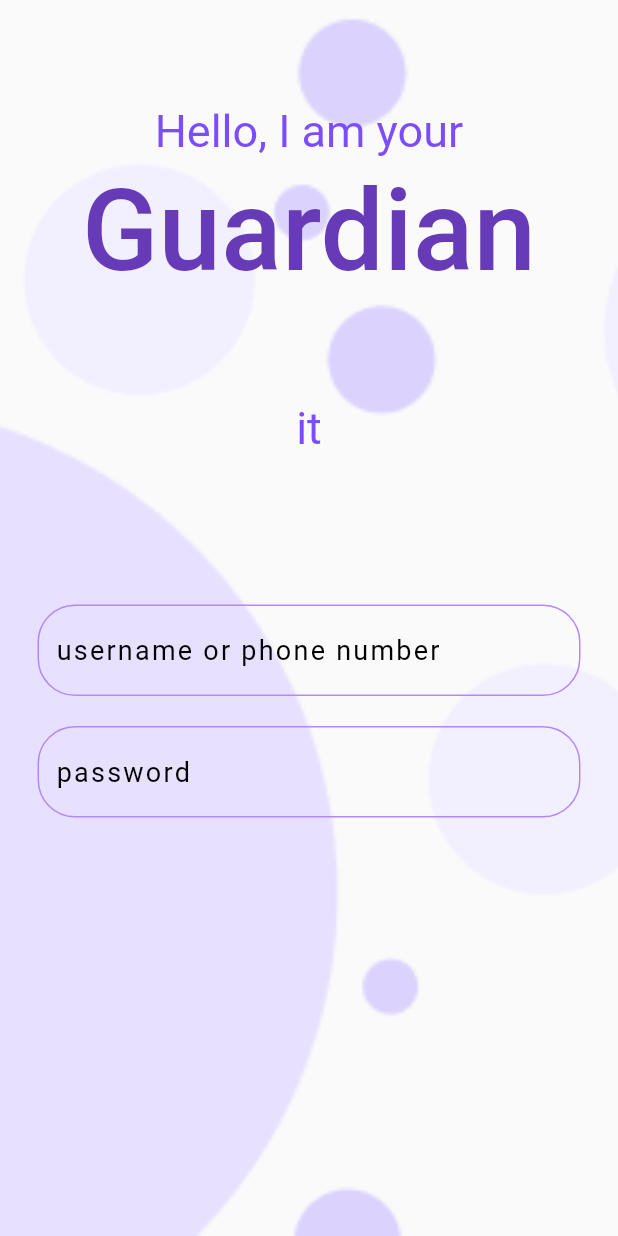
After one commit to AliAkberAakash/guardian, a Flutter app: the signPage screen opened directly, on a phone screen of 412 x 824 dp. The commit adds this screen. Run offline on Flutter 3.47's test engine with Material 2 defaults, Android fonts, the phone set to English and light mode, and no system bars; our stand-ins replace bloc, data_connection_checker, dio, equatable, flutter_bloc, get_it and 3 more; accounts and stored records are empty.

Commit message:
minute changes

```diff
--- a/guardian/lib/main.dart
+++ b/guardian/lib/main.dart
@@ -1,6 +1,6 @@
 import 'package:flutter/material.dart';
 import 'package:guardian/ui/features/login/login.dart';
-//import 'package:guardian/ui/features/welcome/welcome.dart';
+import 'package:google_sign_in/google_sign_in.dart';
 
 void main() => runApp(
     MaterialApp(
@@ -19,3 +19,8 @@ class MyApp extends StatelessWidget {
     );
   }
 }
+
+class _MyAppState extends State<MyApp> {
+
+
+}
--- a/guardian/lib/ui/features/login/login.dart
+++ b/guardian/lib/ui/features/login/login.dart
@@ -1,7 +1,21 @@
 import 'package:flutter/material.dart';
 import 'package:google_fonts/google_fonts.dart';
+import 'package:google_sign_in/google_sign_in.dart';
 
-class LoginPage extends StatelessWidget {
+class LoginPage extends StatefulWidget {
+  @override
+  _LoginPageState createState() => _LoginPageState();
+}
+
+class _LoginPageState extends State<LoginPage> {
+  bool _isLoggedIn = false;
+
+  GoogleSignIn _googleSignIn = GoogleSignIn(scopes: ['email']);
+  @override
+  void initState() {
+
+    super.initState();
+  }
   @override
   Widget build(BuildContext context) {
     return Scaffold(
--- /dev/null
+++ b/guardian/lib/ui/features/sign-up/signUp.dart
@@ -0,0 +1,108 @@
+import 'package:flutter/material.dart';
+import 'package:google_fonts/google_fonts.dart';
+
+class signPage extends StatelessWidget {
+  @override
+  Widget build(BuildContext context) {
+    return Scaffold(
+        resizeToAvoidBottomInset: false,
+        body: Container(
+        decoration: BoxDecoration(
+        image: DecorationImage(
+        image: AssetImage('assets/bubbles.png'), fit: BoxFit.cover),
+    ),
+              child: Center(
+                child: Column(
+                    crossAxisAlignment: CrossAxisAlignment.center,
+                    children: <Widget>[
+                   SizedBox(
+                      height: 70,
+                      ),
+                      Text(
+                      'Hello, I am your',
+                      style: TextStyle(
+                      color: Colors.deepPurpleAccent,
+                      fontSize: 30,
+                      ),
+                      ),
+                      SizedBox(
+                      height: 5,
+                      ),
+                      Text(
+                      'Guardian',
+                      style: GoogleFonts.montserratAlternates(
+                      color: Colors.deepPurple,
+                            fontSize: 75,
+                            fontWeight: FontWeight.w500),
+                            ),
+                      SizedBox(
+                        height: 70,
+                      ),
+                      Text(
+                        'it',
+                        style: TextStyle(
+                          color: Colors.deepPurpleAccent,
+                          fontSize: 30,
+                        ),
+                      ),
+                              SizedBox(
+                              height: 30,
+                              ),
+                              Row(
+                              children: <Widget>[
+                              SizedBox(
+                              height: 70,
+    ),
+    ],
+    ),
+    CustomTextField(
+    hint: 'username or phone number',
+    secured: false,
+    ),
+    SizedBox(
+    height: 20,
+    ),
+    CustomTextField(
+      hint: 'password',
+      secured: false,
+    ),
+    ]
+    )
+    )
+    ),
+    );
+}
+}
+
+
+  class CustomTextField extends StatelessWidget {
+  String hint;
+  bool secured;
+
+  CustomTextField({this.hint, this.secured});
+
+  @override
+  Widget build(BuildContext context) {
+  return Padding(
+  padding: EdgeInsets.only(left: 25, right: 25),
+  child: TextField(
+  obscureText: secured,
+  decoration: InputDecoration(
+  border: OutlineInputBorder(
+  borderRadius: BorderRadius.circular(25),
+  borderSide: BorderSide(color: Colors.deepPurpleAccent[100])),
+  enabledBorder: OutlineInputBorder(
+  borderRadius: BorderRadius.circular(25),
+  borderSide: BorderSide(color: Colors.deepPurpleAccent[100])),
+  disabledBorder: OutlineInputBorder(
+  borderRadius: BorderRadius.circular(25),
+  borderSide: BorderSide(color: Colors.deepPurpleAccent[100])),
+  hintText: hint,
+  hintStyle: TextStyle(
+  fontSize: 18,
+  letterSpacing: 1.5,
+  color: Colors.black,
+  ))),
+  );
+  }
+  }
```
Also changed, not shown: guardian/assets/Logo.png (added).
